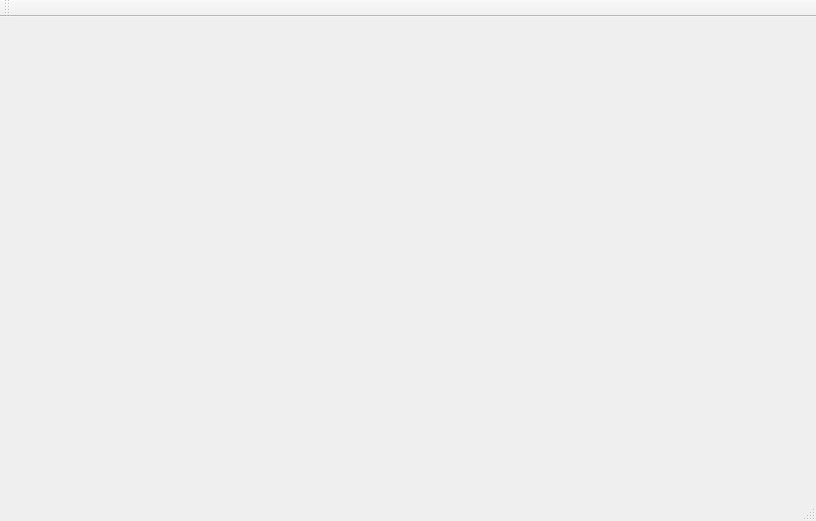
Above: RegularConvertor/mainwindow.ui from navrkald/regularConvertor before the change. Below: the same form after it.
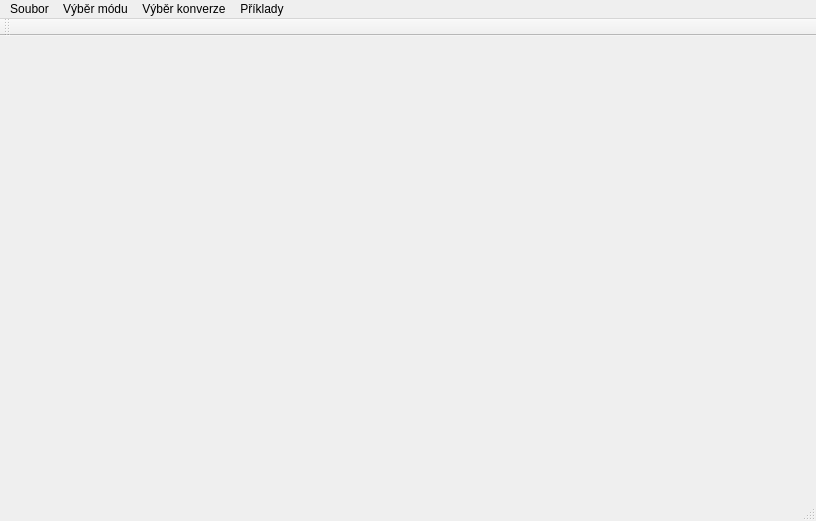
That is the form after the change.

Commit message: Not finished: Main windows first conversion.

```diff
--- a/RegularConvertor/mainwindow.ui
+++ b/RegularConvertor/mainwindow.ui
@@ -32,9 +32,35 @@
      <x>0</x>
      <y>0</y>
      <width>816</width>
-     <height>25</height>
+     <height>20</height>
     </rect>
    </property>
+   <widget class="QMenu" name="menuSoubor">
+    <property name="title">
+     <string>Soubor</string>
+    </property>
+   </widget>
+   <widget class="QMenu" name="menuV_b_r_m_du">
+    <property name="title">
+     <string>Výběr módu</string>
+    </property>
+   </widget>
+   <widget class="QMenu" name="menuP_klady">
+    <property name="title">
+     <string>Příklady</string>
+    </property>
+   </widget>
+   <widget class="QMenu" name="menuV_b_r_konverze">
+    <property name="title">
+     <string>Výběr konverze</string>
+    </property>
+    <addaction name="action_RE_to_FA"/>
+    <addaction name="actionKA_KA_bez_epsilon_p_echod"/>
+   </widget>
+   <addaction name="menuSoubor"/>
+   <addaction name="menuV_b_r_m_du"/>
+   <addaction name="menuV_b_r_konverze"/>
+   <addaction name="menuP_klady"/>
   </widget>
   <widget class="QToolBar" name="mainToolBar">
    <attribute name="toolBarArea">
```
Left out of the diff: 15 changed lines with no effect on the pictures. The commit also changes 3 other files.
